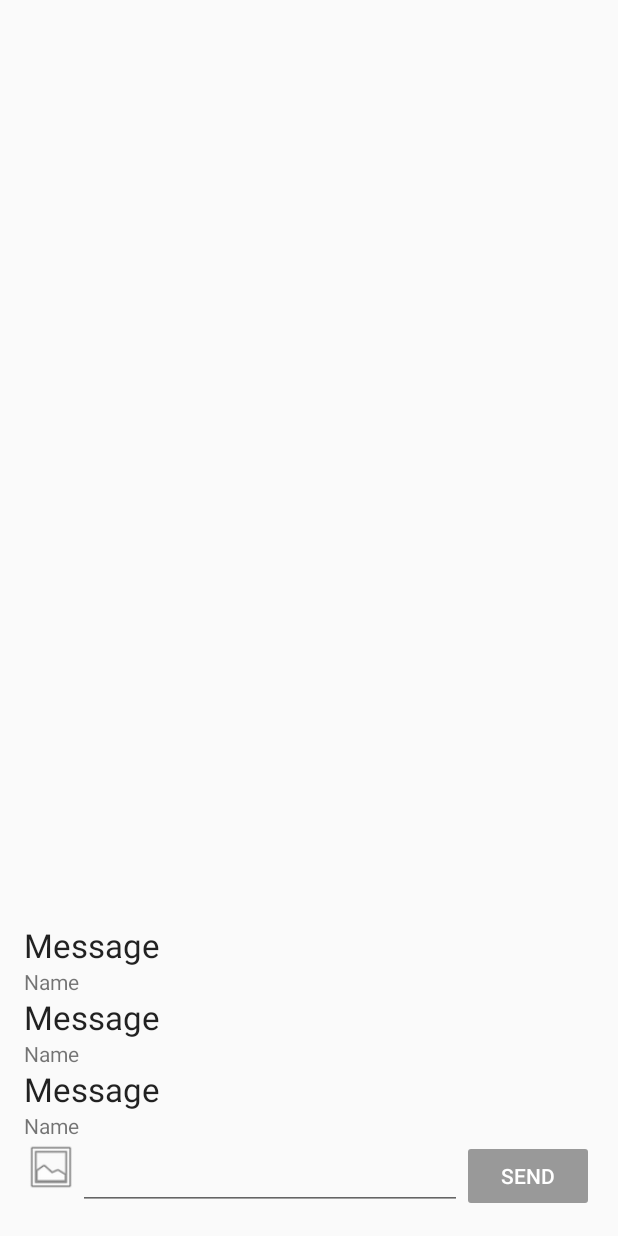
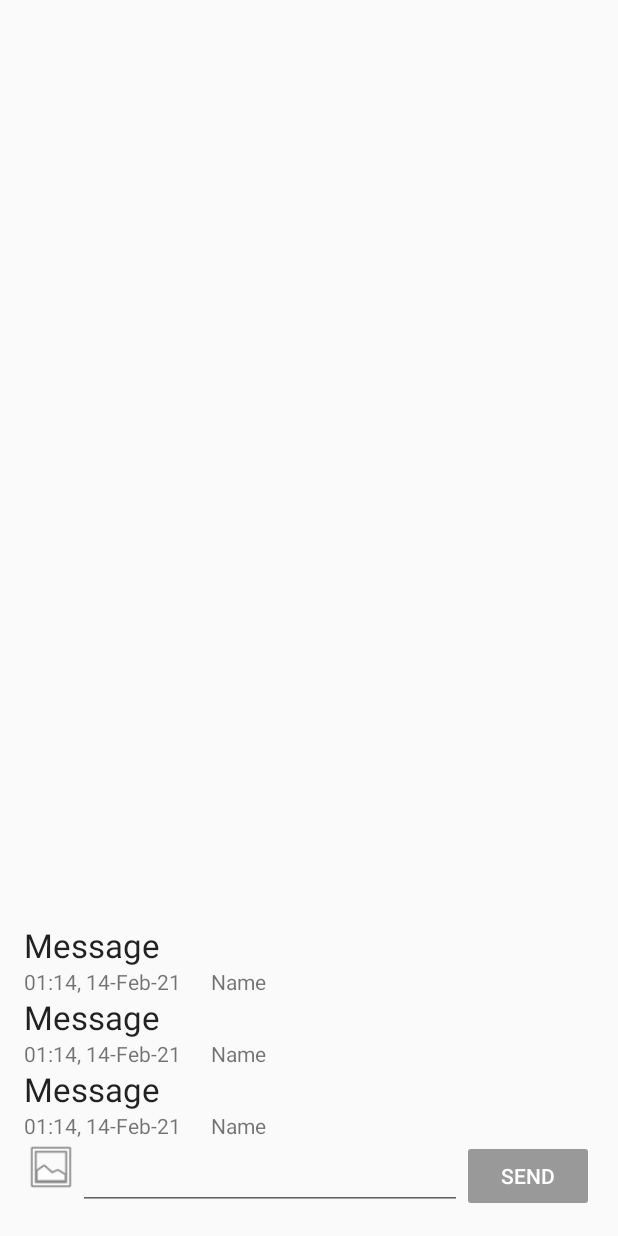
Before and after one commit to bindu-07/CrowdChatting, an Android app: the layout activity_main.xml on its own in the app's theme, with its tools: preview values and no code run, on a phone screen of 412 x 824 dp. Run offline under Robolectric (Android 15) with nearby library versions, the phone set to English and light mode, and no system bars.

Commit message:
Add time data in sending/receiving messages
* Time data in format hh:mm aa, dd-MMM-YY is displayed.

```diff
--- a/app/src/main/java/com/binduhait/friendlychat/MessageAdapter.java
+++ b/app/src/main/java/com/binduhait/friendlychat/MessageAdapter.java
@@ -10,6 +10,7 @@ import android.widget.ArrayAdapter;
 import android.widget.ImageView;
 import android.widget.LinearLayout;
 import android.widget.TextView;
+import android.widget.Toast;
 
 import com.bumptech.glide.Glide;
 
@@ -37,6 +38,7 @@ public class MessageAdapter extends ArrayAdapter<FriendlyMessage> {
         TextView messageTextView = (TextView) convertView.findViewById(R.id.messageTextView);
         TextView authorTextView = (TextView) convertView.findViewById(R.id.nameTextView);
         LinearLayout layout = convertView.findViewById(R.id.parent_item);
+        TextView timeTv = convertView.findViewById(R.id.timeTextView);
 
         FriendlyMessage message = getItem(position);
 
@@ -53,6 +55,9 @@ public class MessageAdapter extends ArrayAdapter<FriendlyMessage> {
             messageTextView.setText(message.getText());
         }
         authorTextView.setText(message.getName());
+        if(message.getTime()!=null)
+            timeTv.setText(message.getTime());
+        else timeTv.setVisibility(View.GONE);
 
         String currentUser = sharedPreferences.getString("username",null);
         if(message.getName().equalsIgnoreCase(currentUser)){
--- a/app/src/main/res/layout/item_message.xml
+++ b/app/src/main/res/layout/item_message.xml
@@ -22,12 +22,28 @@
         android:textAppearance="?android:attr/textAppearanceLarge"
         tools:text="Message" />
 
-    <TextView
-        android:id="@+id/nameTextView"
+    <LinearLayout
         android:layout_width="wrap_content"
         android:layout_height="wrap_content"
-        android:layout_weight="0"
-        android:textAppearance="?android:attr/textAppearanceSmall"
-        tools:text="Name" />
+        android:orientation="horizontal">
+
+        <TextView
+            android:id="@+id/timeTextView"
+            android:layout_width="wrap_content"
+            android:layout_height="wrap_content"
+            android:layout_weight="0"
+            android:layout_marginEnd="20dp"
+            android:textAppearance="?android:attr/textAppearanceSmall"
+            tools:text="01:14, 14-Feb-21" />
+
+        <TextView
+            android:id="@+id/nameTextView"
+            android:layout_width="wrap_content"
+            android:layout_height="wrap_content"
+            android:layout_weight="0"
+            android:textAppearance="?android:attr/textAppearanceSmall"
+            tools:text="Name" />
+
+    </LinearLayout>
 
 </LinearLayout>
```
Also changed, not shown: app/src/main/java/com/binduhait/friendlychat/FriendlyMessage.java (+11 -1 lines), app/src/main/java/com/binduhait/friendlychat/MainActivity.java (+10 -2 lines).
